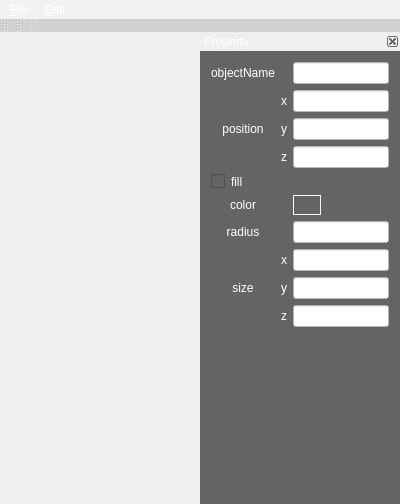
Above: SJTUFlow/SJTUFlow/scenedesignwidget.ui from SatanWoo/SJTUFlow before the change. Below: the same form after it.
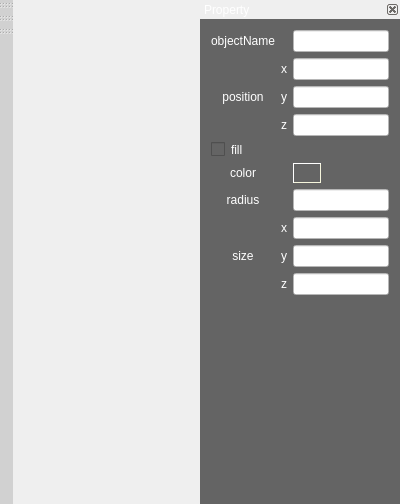
That is the form after the change. Icons and pictures are not drawn.

The edit to the form file:
```diff
--- a/SJTUFlow/SJTUFlow/scenedesignwidget.ui
+++ b/SJTUFlow/SJTUFlow/scenedesignwidget.ui
@@ -38,55 +38,6 @@
 }</string>
   </property>
   <widget class="QWidget" name="centralWidget"/>
-  <widget class="QMenuBar" name="menuBar">
-   <property name="geometry">
-    <rect>
-     <x>0</x>
-     <y>0</y>
-     <width>400</width>
-     <height>23</height>
-    </rect>
-   </property>
-   <property name="contextMenuPolicy">
-    <enum>Qt::NoContextMenu</enum>
-   </property>
-   <widget class="QMenu" name="menuFile">
-    <property name="title">
-     <string>&amp;File</string>
-    </property>
-    <widget class="QMenu" name="menuNew">
-     <property name="title">
-      <string>New</string>
-     </property>
-     <addaction name="actionScene2D"/>
-     <addaction name="actionScene3D"/>
-    </widget>
-    <addaction name="menuNew"/>
-    <addaction name="actionOpen"/>
-    <addaction name="separator"/>
-    <addaction name="actionSave"/>
-    <addaction name="actionSave_as"/>
-    <addaction name="separator"/>
-    <addaction name="actionImport"/>
-   </widget>
-   <widget class="QMenu" name="menuEdit">
-    <property name="title">
-     <string>&amp;Edit</string>
-    </property>
-    <addaction name="actionUndo"/>
-    <addaction name="actionRedo"/>
-    <addaction name="separator"/>
-    <addaction name="actionDelete"/>
-    <addaction name="separator"/>
-    <addaction name="actionMove"/>
-    <addaction name="actionRotate"/>
-    <addaction name="actionScale"/>
-    <addaction name="separator"/>
-    <addaction name="actionProperty"/>
-   </widget>
-   <addaction name="menuFile"/>
-   <addaction name="menuEdit"/>
-  </widget>
   <widget class="QToolBar" name="mainToolBar">
    <property name="contextMenuPolicy">
     <enum>Qt::NoContextMenu</enum>
@@ -98,7 +49,7 @@
     <bool>false</bool>
    </property>
    <attribute name="toolBarArea">
-    <enum>TopToolBarArea</enum>
+    <enum>LeftToolBarArea</enum>
    </attribute>
    <attribute name="toolBarBreak">
     <bool>false</bool>
@@ -112,7 +63,7 @@
     <string>2D toolBar</string>
    </property>
    <attribute name="toolBarArea">
-    <enum>TopToolBarArea</enum>
+    <enum>LeftToolBarArea</enum>
    </attribute>
    <attribute name="toolBarBreak">
     <bool>false</bool>
@@ -126,7 +77,7 @@
     <string>3D toolBar</string>
    </property>
    <attribute name="toolBarArea">
-    <enum>TopToolBarArea</enum>
+    <enum>LeftToolBarArea</enum>
    </attribute>
    <attribute name="toolBarBreak">
     <bool>false</bool>
@@ -162,6 +113,7 @@
 {
 	border-color: transparent;
 	background-color: white;
+	color: black;
 }
 QLineEdit:!enabled
 {
@@ -206,6 +158,9 @@
        <property name="contextMenuPolicy">
         <enum>Qt::NoContextMenu</enum>
        </property>
+       <property name="text">
+        <string/>
+       </property>
       </widget>
      </item>
      <item row="1" column="0" rowspan="3">
```
Left out of the diff: 134 changed lines with no effect on the pictures.
